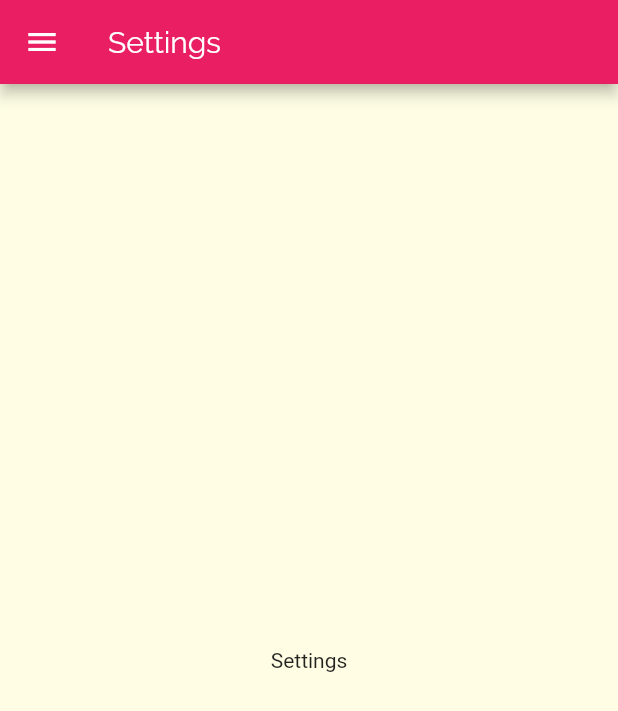
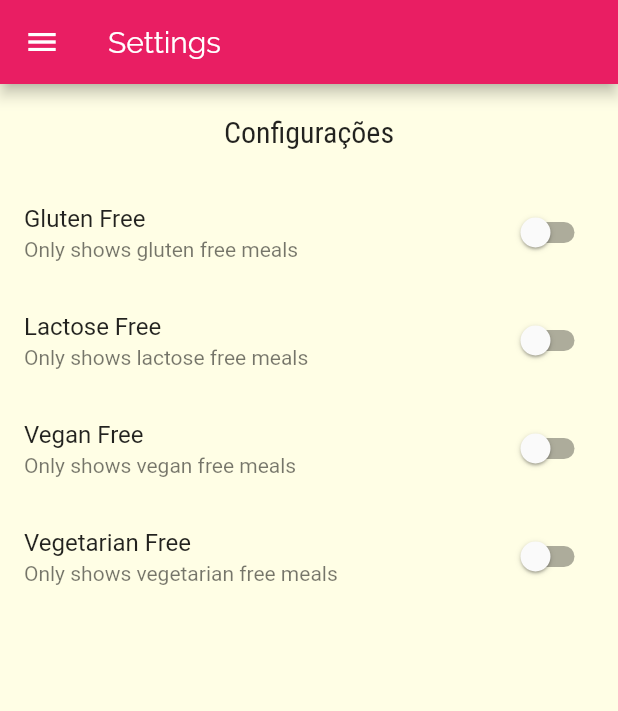
Before and after one commit to andre-pelisoli/restaurantApp, a Flutter app: the SettingsScreen screen opened by its route, on a phone screen of 412 x 824 dp. Shown: the top 711 px of the screen. Run offline on Flutter 3.47's test engine with Material 2 defaults, Android fonts, the phone set to English and light mode, and no system bars; network calls fail.

Commit message:
Created options meal filters in settings screens

```diff
--- /dev/null
+++ b/lib/models/settings.dart
@@ -0,0 +1,13 @@
+class Settings {
+  bool isGlutenFree;
+  bool isLactoseFree;
+  bool isVegan;
+  bool isVegetarian;
+
+  Settings({
+    this.isGlutenFree = false,
+    this.isLactoseFree = false,
+    this.isVegan = false,
+    this.isVegetarian = false,
+  });
+}
--- a/lib/screens/meal_detail_screen.dart
+++ b/lib/screens/meal_detail_screen.dart
@@ -84,12 +84,6 @@ class MealDetailScreen extends StatelessWidget {
           ],
         ),
       ),
-      floatingActionButton: FloatingActionButton(
-        child: Icon(Icons.star),
-        onPressed: () {
-          Navigator.of(context).pop(meal);
-        },
-      ),
     );
   }
 }
--- a/lib/screens/settings_screen.dart
+++ b/lib/screens/settings_screen.dart
@@ -1,17 +1,71 @@
 import 'package:flutter/material.dart';
 import 'package:restaurantApp/components/main_drawer.dart';
+import 'package:restaurantApp/models/settings.dart';
 
-class SettingsScreen extends StatelessWidget {
+class SettingsScreen extends StatefulWidget {
+  @override
+  _SettingsScreenState createState() => _SettingsScreenState();
+}
+
+class _SettingsScreenState extends State<SettingsScreen> {
+  var settings = Settings();
+
+  Widget _createSwitch(
+      String title, String subtitle, bool value, Function onChanged) {
+    return SwitchListTile.adaptive(
+        title: Text(title),
+        subtitle: Text(subtitle),
+        value: value,
+        onChanged: onChanged);
+  }
+
   @override
   Widget build(BuildContext context) {
     return Scaffold(
-      appBar: AppBar(
-        title: Text('Settings'),
-      ),
-      drawer: MainDrawer(),
-      body: Center(
-        child: Text('Settings'),
-      ),
-    );
+        appBar: AppBar(
+          title: Text('Settings'),
+        ),
+        drawer: MainDrawer(),
+        body: Column(
+          children: [
+            Container(
+              padding: EdgeInsets.all(20),
+              child: Text(
+                'Configurações',
+                style: Theme.of(context).textTheme.headline6,
+              ),
+            ),
+            Expanded(
+              child: ListView(
+                children: [
+                  _createSwitch(
+                    'Gluten Free',
+                    'Only shows gluten free meals',
+                    settings.isGlutenFree,
+                    (value) => setState(() => settings.isGlutenFree = value),
+                  ),
+                  _createSwitch(
+                    'Lactose Free',
+                    'Only shows lactose free meals',
+                    settings.isLactoseFree,
+                    (value) => setState(() => settings.isLactoseFree = value),
+                  ),
+                  _createSwitch(
+                    'Vegan Free',
+                    'Only shows vegan free meals',
+                    settings.isVegan,
+                    (value) => setState(() => settings.isVegan = value),
+                  ),
+                  _createSwitch(
+                    'Vegetarian Free',
+                    'Only shows vegetarian free meals',
+                    settings.isVegetarian,
+                    (value) => setState(() => settings.isVegetarian = value),
+                  )
+                ],
+              ),
+            )
+          ],
+        ));
   }
 }
```
